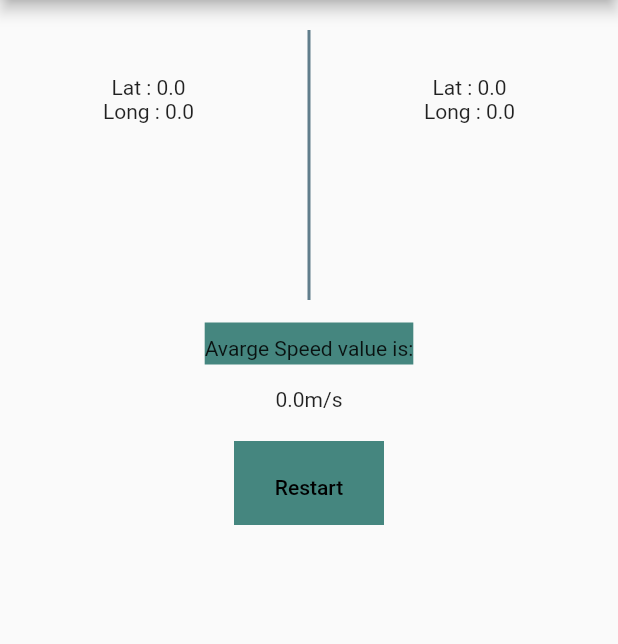
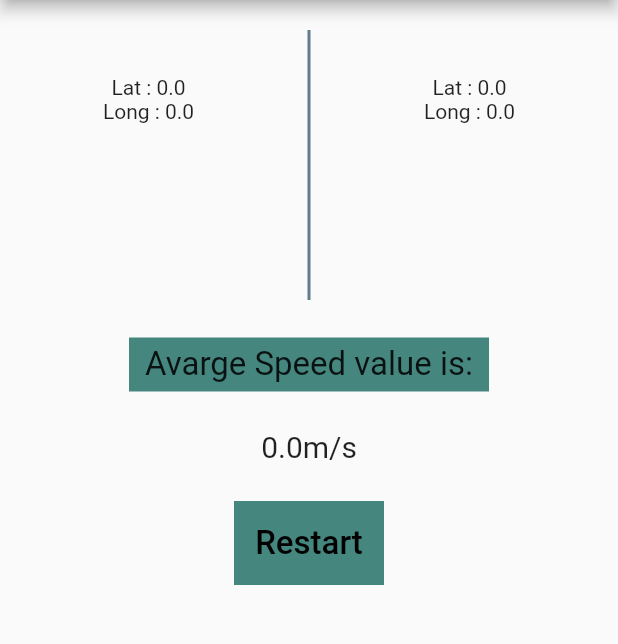
Before and after one commit to AhmedMansour54/project, a Flutter app: the screen it shows after launch, after a tap on "Start", on a phone screen of 412 x 824 dp, the part 84-728 px from its top. Run offline on Flutter 3.47's test engine with Material 2 defaults, Android fonts, the phone set to English and light mode, and no system bars; our stand-ins replace location; missing offline and left inert: dart:ffi.

Commit message:
Update speed.dart

```diff
--- a/lib/scre/speed.dart
+++ b/lib/scre/speed.dart
@@ -1,3 +1,6 @@
+
+// Avarge speed
+import 'dart:ffi';
 
 import 'package:flutter/material.dart';
 import 'package:location/location.dart';
@@ -143,14 +146,16 @@ class _SplashScreenState extends State<SplashScreen> {
                   children: [
                     Container(
                       alignment: Alignment.center,
+                      width: 240.0,
+                      color: Color.fromARGB(255, 69, 134, 127),
+                      padding: EdgeInsets.all(5.0),
+                      margin: EdgeInsets.all(25.0),
 
-                      padding: EdgeInsets.all(15.0),
-                      // margin: EdgeInsets.all(15.0),
                       child:
                       Text('Avarge Speed value is:',
                     style: TextStyle(
-                      // width: 300.0,
-                      height: 2.0,
+                      fontSize: 22.0,
+
                       backgroundColor:  Color.fromARGB(255, 69, 134, 127),
                     ),),
                     )
@@ -171,7 +176,11 @@ class _SplashScreenState extends State<SplashScreen> {
               child: Row(
                 mainAxisAlignment: MainAxisAlignment.center,
                 children: [
-                    Text('${s}'+'m/s'),
+                    Text('${s}'+'m/s',
+                    style: TextStyle(
+                      fontSize: 20.0,
+                    ),),
+
                         ]
                     ),
 
@@ -193,7 +202,7 @@ class _SplashScreenState extends State<SplashScreen> {
                       width: 100.0,
                       color: Color.fromARGB(255, 69, 134, 127),
                       padding: EdgeInsets.all(4.0),
-                      margin: EdgeInsets.all(20.0),
+                      margin: EdgeInsets.all(25.0),
                         child: TextButton(
                         onPressed: () {
                         Navigator.of(context).push(
@@ -204,8 +213,8 @@ class _SplashScreenState extends State<SplashScreen> {
                         },
                         child: Text('Restart',
                         style: TextStyle(
+                        fontSize: 22.0,
 
-                        height: 2.0,
                         color: Colors.black,
                         backgroundColor:  Color.fromARGB(255, 69, 134, 127),
                                           ),
```
